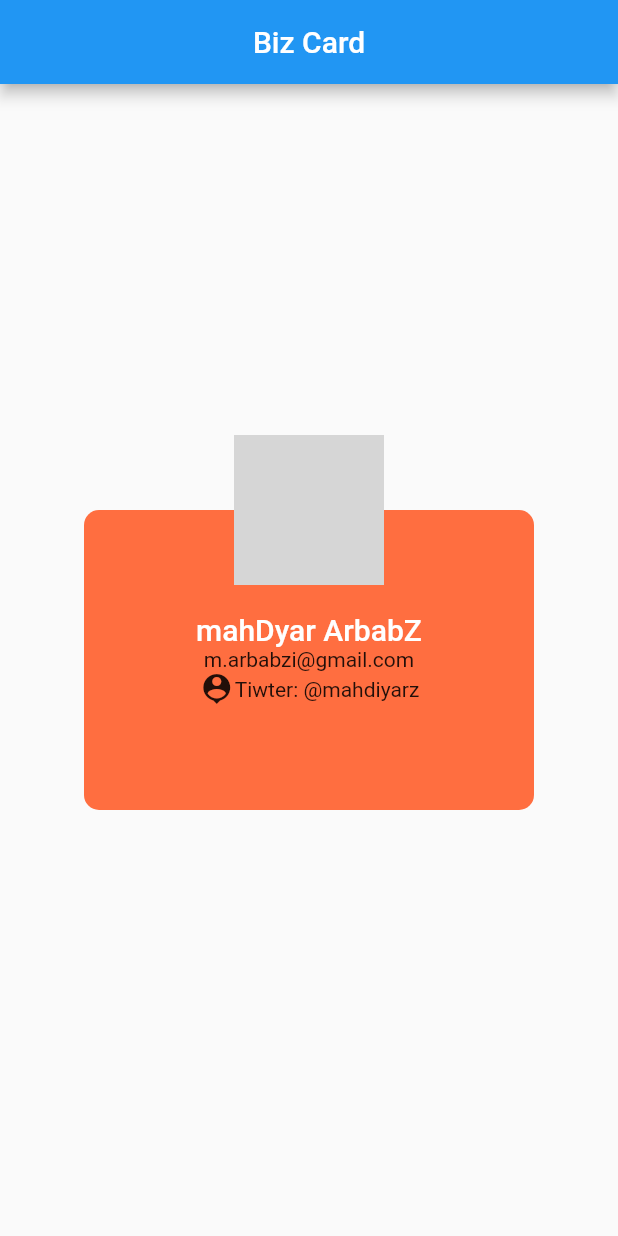
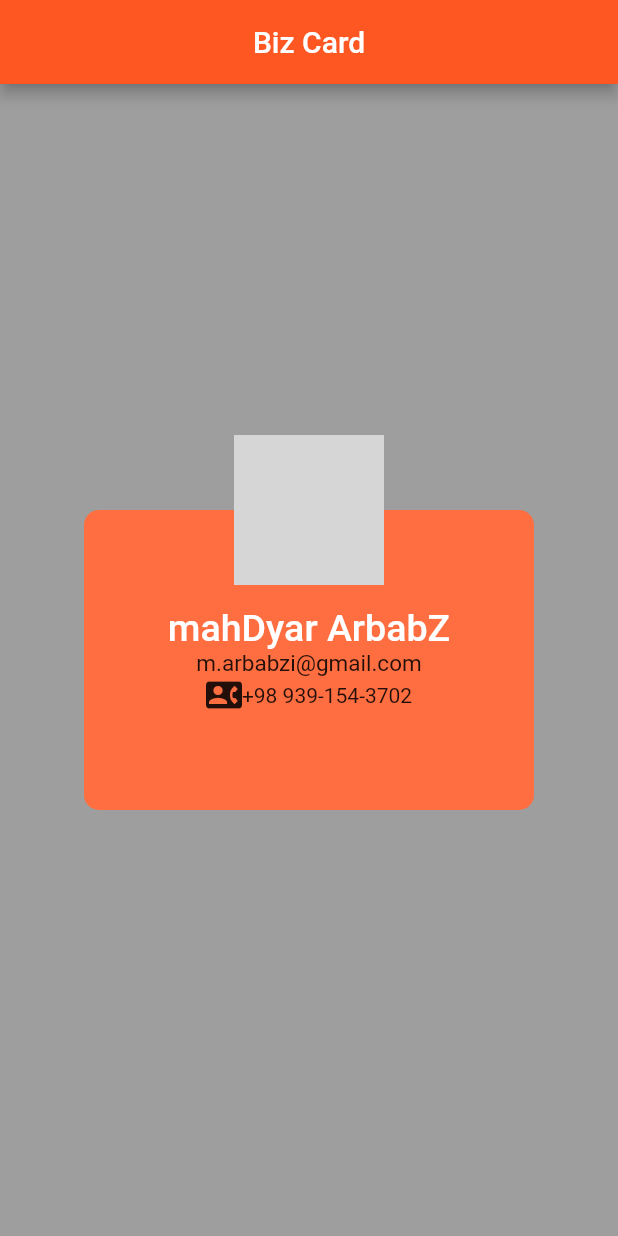
Before and after one commit to mahdiyarz/biz_card, a Flutter app: the screen it shows after launch, on a phone screen of 412 x 824 dp. Run offline on Flutter 3.47's test engine with Material 2 defaults, Android fonts, the phone set to English and light mode, and no system bars; network calls fail; grey boxes are pictures that could not be loaded.

Commit message:
Doing more Stylish

```diff
--- a/lib/ui/home.dart
+++ b/lib/ui/home.dart
@@ -7,11 +7,13 @@ class BizCard extends StatelessWidget {
   Widget build(BuildContext context) {
     return Scaffold(
       appBar: AppBar(
+        backgroundColor: Colors.deepOrange,
         title: const Text("Biz Card"),
         centerTitle: true,
       ),
       body: Container(
         alignment: Alignment.center,
+        color: Colors.grey,
         child: Stack(
           alignment: Alignment.topCenter,
           children: [
@@ -38,17 +40,22 @@ class BizCard extends StatelessWidget {
           const Text(
             "mahDyar ArbabZ",
             style: TextStyle(
-              fontSize: 20,
+              fontSize: 25,
               fontWeight: FontWeight.w500,
               color: Colors.white,
             ),
           ),
-          const Text("m.arbabzi@gmail.com"),
+          const Text(
+            "m.arbabzi@gmail.com",
+            style: TextStyle(
+              fontSize: 15,
+            ),
+          ),
           Row(
             mainAxisAlignment: MainAxisAlignment.center,
             children: const [
-              Icon(Icons.location_history),
-              Text("Tiwter: @mahdiyarz")
+              Icon(Icons.contact_phone),
+              Text("+98 939-154-3702"),
             ],
           ),
         ],
```
